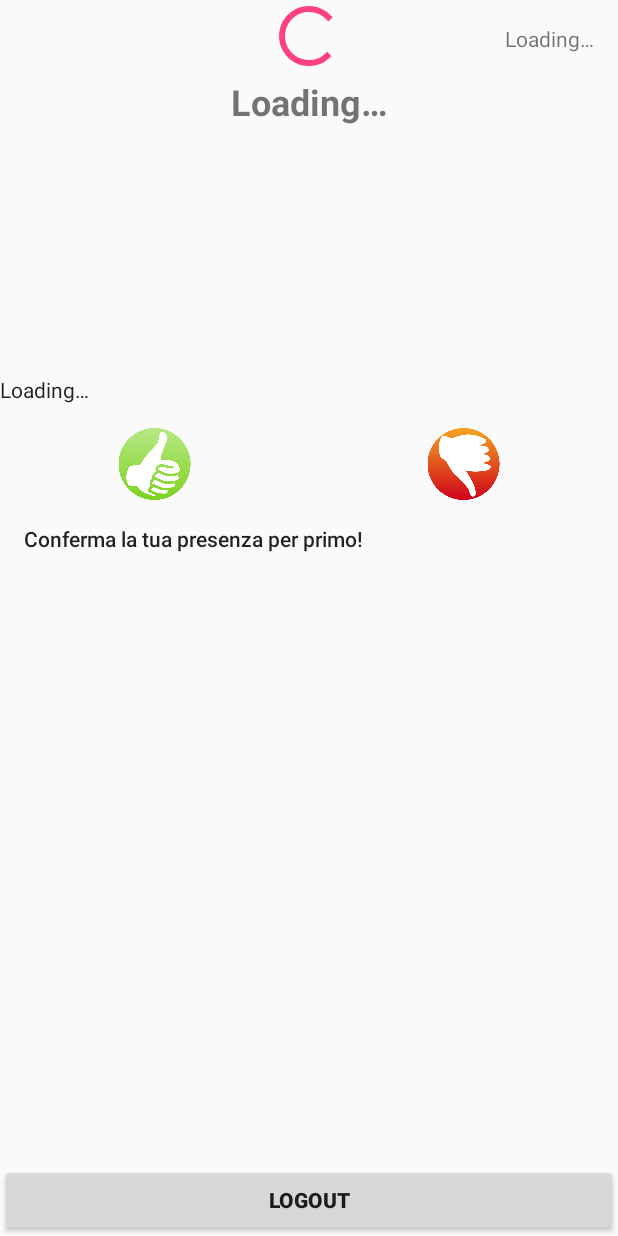
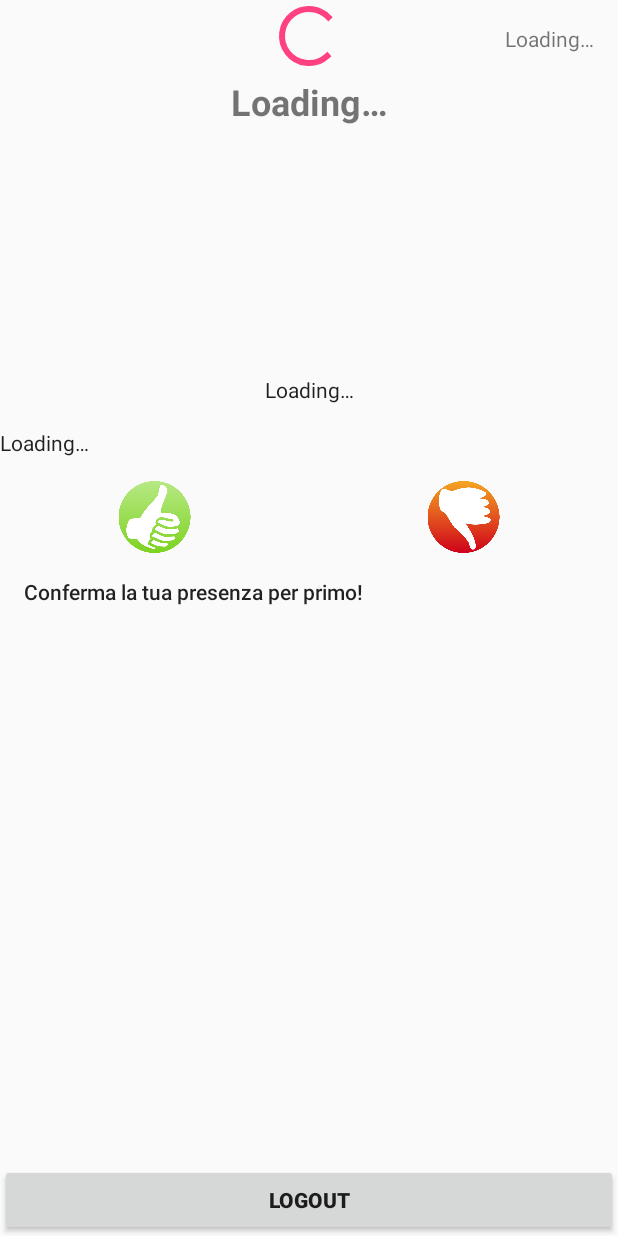
Before and after one commit to patat1/GamingDays, an Android app: the layout activity_main.xml on its own in the app's theme, with its tools: preview values and no code run, on a phone screen of 412 x 824 dp. Run offline under Robolectric (Android 15) with nearby library versions, the phone set to English and light mode, and no system bars.

Commit message:
Added edit activity

```diff
--- a/app/src/main/AndroidManifest.xml
+++ b/app/src/main/AndroidManifest.xml
@@ -18,12 +18,15 @@
             </intent-filter>
         </activity>
         <activity android:name=".MainActivity" />
-        <activity android:name=".RegisterActivity"/>
+        <activity android:name=".RegisterActivity" />
+
         <service android:name=".service.NotificationService">
             <intent-filter>
                 <action android:name="com.google.firebase.MESSAGING_EVENT" />
             </intent-filter>
         </service>
+
+        <activity android:name=".EventUpdateActivity"></activity>
     </application>
 
 </manifest>
--- a/app/src/main/java/com/marcozz/rob/gamingdays/Constants.java
+++ b/app/src/main/java/com/marcozz/rob/gamingdays/Constants.java
@@ -4,6 +4,9 @@ public class Constants {
 
     public static final String USERS = "users";
     public static final String EVENT = "event";
+    public static final String CHAT = "chat";
 
     public static final String TAG = "APP";
+    public static final String ADMIN_UID = "cIBWV02xKjfH9sUqXaoCJSqpOt63";
+
 }
--- a/app/src/main/res/layout/activity_main.xml
+++ b/app/src/main/res/layout/activity_main.xml
@@ -1,6 +1,5 @@
 <?xml version="1.0" encoding="utf-8"?>
 <RelativeLayout xmlns:android="http://schemas.android.com/apk/res/android"
-    xmlns:app="http://schemas.android.com/apk/res-auto"
     xmlns:tools="http://schemas.android.com/tools"
     android:layout_width="match_parent"
     android:layout_height="match_parent"
@@ -27,13 +26,25 @@
         android:layout_below="@+id/title"
         android:layout_width="match_parent"
         android:layout_height="150dp"
+        android:layout_marginStart="?android:attr/listPreferredItemPaddingEnd"
+        android:layout_marginEnd="?android:attr/listPreferredItemPaddingRight"
         android:id="@+id/image"/>
+
+    <TextView
+        android:id="@+id/description"
+        android:layout_width="match_parent"
+        android:layout_height="wrap_content"
+        android:layout_below="@+id/image"
+        android:layout_marginTop="?android:attr/listPreferredItemPaddingEnd"
+        android:text="@string/loading"
+        android:textAlignment="center"
+        android:textAppearance="@android:style/TextAppearance.Material.Body1" />
 
     <TextView
         android:id="@+id/name"
         android:layout_width="match_parent"
         android:layout_height="wrap_content"
-        android:layout_below="@+id/image"
+        android:layout_below="@+id/description"
         android:layout_marginTop="?android:attr/listPreferredItemPaddingEnd"
         android:text="@string/loading"
         android:textAppearance="@android:style/TextAppearance.Material.Body1" />
@@ -71,16 +82,32 @@
         android:text="@string/no_one"
         android:textAppearance="@android:style/TextAppearance.Material.Body2" />
 
-    <Button
+    <LinearLayout
         android:layout_alignParentBottom="true"
-        android:id="@+id/logout_button"
         android:layout_width="match_parent"
         android:layout_height="wrap_content"
-        android:layout_gravity="bottom"
-        android:layout_marginTop="16dp"
-        android:onClick="doLogout"
-        android:text="@string/action_logout"
-        android:textStyle="bold" />
+        android:orientation="horizontal"
+        android:layout_gravity="bottom">
+        <Button
+            android:layout_weight="1"
+            android:id="@+id/logout_button"
+            android:layout_width="match_parent"
+            android:layout_height="wrap_content"
+            android:layout_marginTop="16dp"
+            android:onClick="doLogout"
+            android:text="@string/action_logout"
+            android:textStyle="bold" />
+        <Button
+            android:layout_weight="1"
+            android:id="@+id/edit_button"
+            android:layout_width="match_parent"
+            android:layout_height="wrap_content"
+            android:layout_marginTop="16dp"
+            android:onClick="doCallEdit"
+            android:text="@string/action_edit"
+            android:textStyle="bold"
+            android:visibility="gone"/>
+    </LinearLayout>
 
     <ProgressBar
         android:id="@+id/progress"
--- a/app/src/main/res/values/strings.xml
+++ b/app/src/main/res/values/strings.xml
@@ -17,4 +17,10 @@
     <string name="confirm_goodbye">È un peccato che tu non ci sia…</string>
     <string name="confirm_already_confirmed">Hai già dato conferma di partecipazione</string>
     <string name="confirm_already_not_confirmed">Hai già dato conferma di non partecipazione</string>
+    <string name="hint_date">Data</string>
+    <string name="hint_title">Titolo evento</string>
+    <string name="hint_image_url">URL dell\'immagine</string>
+    <string name="hint_description">Descrizione</string>
+    <string name="action_edit">Modifica</string>
+    <string name="hint_remove_all">Resetta partecipanti</string>
 </resources>
```
Also changed, not shown: app/src/main/java/com/marcozz/rob/gamingdays/EventUpdateActivity.java (added, +101 -0 lines), app/src/main/java/com/marcozz/rob/gamingdays/MainActivity.java (+16 -5 lines), app/src/main/java/com/marcozz/rob/gamingdays/objects/Chat.java (added, +16 -0 lines), app/src/main/java/com/marcozz/rob/gamingdays/objects/Event.java (+29 -5 lines), app/src/main/res/layout/activity_event_update.xml (added, +59 -0 lines).
